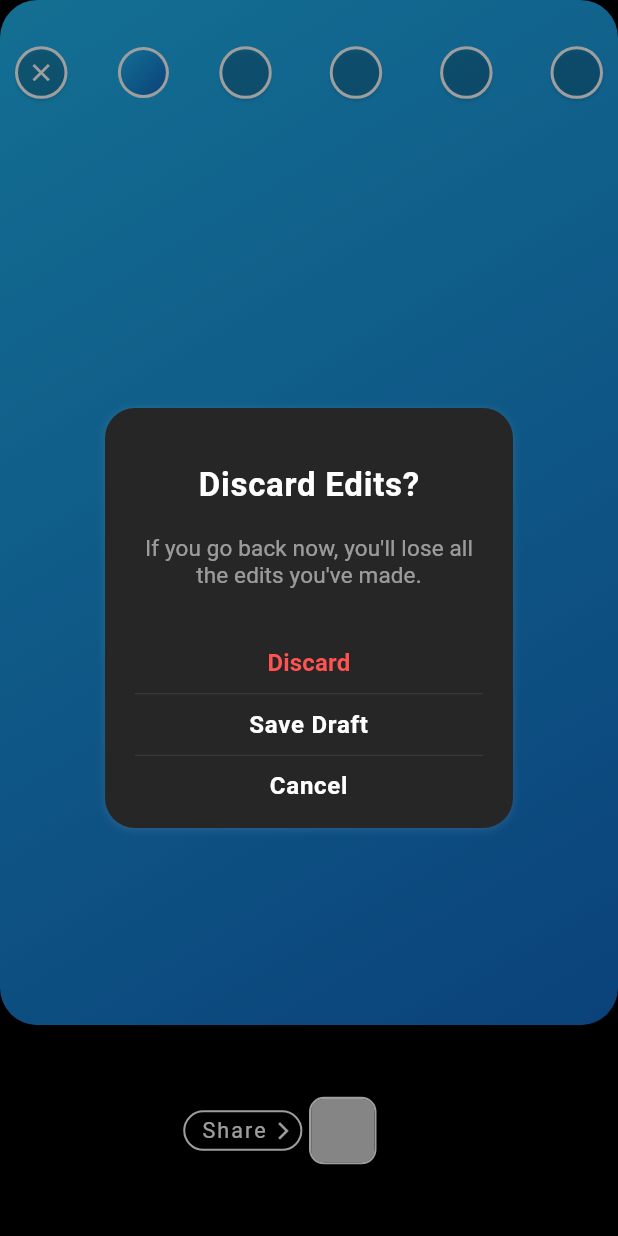
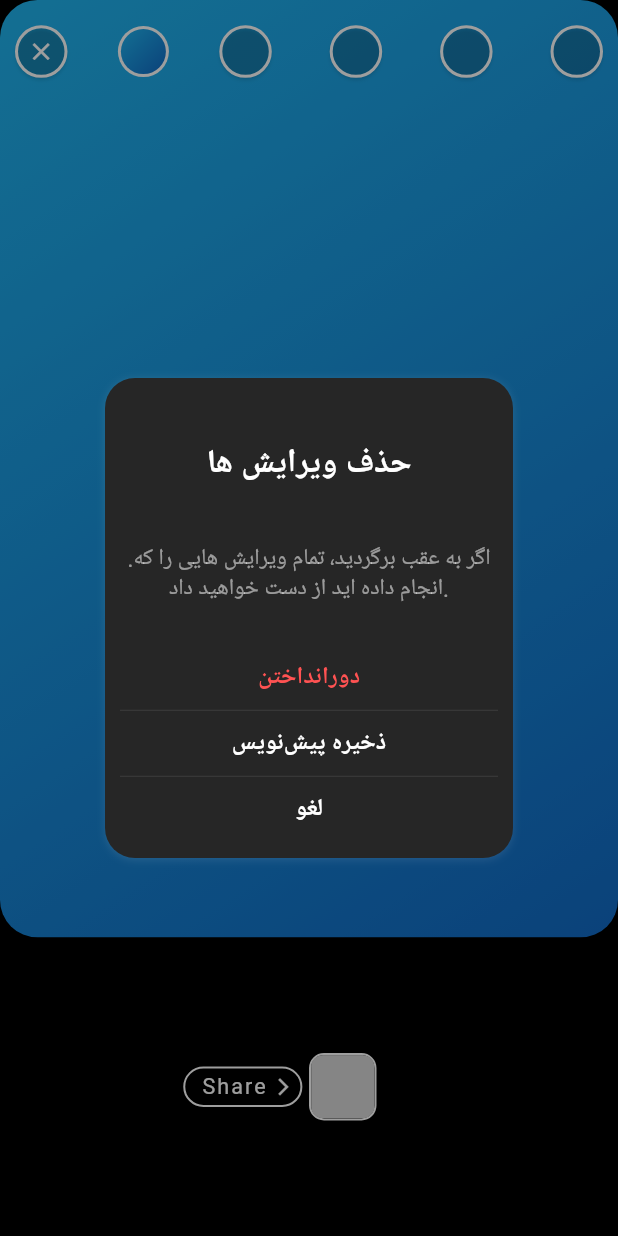
Before and after one commit to camilo1498/stories_editor, a Flutter app: the StoriesEditor widget shown alone on an empty page, opened directly, after a tap on the "close" icon, on a phone screen of 412 x 824 dp. Run offline on Flutter 3.47's test engine with Material 2 defaults, Android fonts, the phone set to English and light mode, and no system bars; drawn by our look-alikes of photo_view; our stand-ins replace animated_text_kit, flutter_screenutil, fluttertoast, image_gallery_saver, share_plus; missing offline and left inert: align_positioned, gallery_media_picker, modal_gif_picker, perfect_freehand; statements that could not run were skipped; project files that could hold a hidden picture were left out.

Commit message:
enhance ui

```diff
--- a/example/lib/main.dart
+++ b/example/lib/main.dart
@@ -1,4 +1,5 @@
 import 'package:flutter/material.dart';
+import 'package:flutter_screenutil/flutter_screenutil.dart';
 import 'package:share_plus/share_plus.dart';
 import 'package:stories_editor/stories_editor.dart';
 
@@ -11,12 +12,17 @@ class MyApp extends StatelessWidget {
 
   @override
   Widget build(BuildContext context) {
+    return ScreenUtilInit(
+      designSize: const Size(926, 428),
+      builder: (BuildContext context, Widget? child) {
         return MaterialApp(
           title: 'Flutter stories editor Demo',
           theme: ThemeData(
             primarySwatch: Colors.blue,
           ),
           home: const Example(),
+        );
+      },
     );
   }
 }
@@ -41,6 +47,7 @@ class _ExampleState extends State<Example> {
                   context,
                   MaterialPageRoute(
                       builder: (context) => StoriesEditor(
+                            isRtl: true,
                             giphyKey: 'C4dMA7Q19nqEGdpfj82T8ssbOeZIylD4',
                             //fontFamilyList: const ['Shizuru', 'Aladin'],
                             galleryThumbnailQuality: 300,
--- a/example/pubspec.yaml
+++ b/example/pubspec.yaml
@@ -17,6 +17,7 @@ dependencies:
   cupertino_icons: ^1.0.2
   share_plus: ^4.0.10+1
   permission_handler: ^10.0.0
+  flutter_screenutil: ^5.6.0
 
   stories_editor:
     path: ../
--- a/lib/src/presentation/bar_tools/top_tools.dart
+++ b/lib/src/presentation/bar_tools/top_tools.dart
@@ -13,7 +13,8 @@ import 'package:stories_editor/src/presentation/widgets/tool_button.dart';
 class TopTools extends StatefulWidget {
   final GlobalKey contentKey;
   final BuildContext context;
-  const TopTools({Key? key, required this.contentKey, required this.context})
+  final bool isRtl;
+  const TopTools({Key? key, required this.contentKey, required this.context, required this.isRtl})
       : super(key: key);
 
   @override
@@ -44,7 +45,9 @@ class _TopToolsState extends State<TopTools> {
                     onTap: () async {
                       var res = await exitDialog(
                           context: widget.context,
-                          contentKey: widget.contentKey);
+                          contentKey: widget.contentKey,
+                          isRtl: widget.isRtl,
+                      );
                       if (res) {
                         Navigator.pop(context);
                       }
--- a/lib/src/presentation/main_view/main_view.dart
+++ b/lib/src/presentation/main_view/main_view.dart
@@ -58,12 +58,16 @@ class MainView extends StatefulWidget {
   /// gallery thumbnail quality
   final int? galleryThumbnailQuality;
 
+  /// rtl languages
+  final bool isRtl;
+
   /// editor custom color palette list
   List<Color>? colorList;
   MainView(
       {Key? key,
       required this.giphyKey,
       required this.onDone,
+      required this.isRtl,
       this.middleBottomWidget,
       this.colorList,
       this.isCustomFontList,
@@ -319,6 +323,7 @@ class _MainViewState extends State<MainView> {
                                 child: TopTools(
                                   contentKey: contentKey,
                                   context: context,
+                                  isRtl: widget.isRtl,
                                 )),
                           ),
 
@@ -443,7 +448,7 @@ class _MainViewState extends State<MainView> {
     /// show close dialog
     else if (!controlNotifier.isTextEditing && !controlNotifier.isPainting) {
       return widget.onBackPress ??
-          exitDialog(context: context, contentKey: contentKey);
+          exitDialog(context: context, contentKey: contentKey, isRtl: widget.isRtl);
     }
     return false;
   }
--- a/lib/src/presentation/utils/modal_sheets.dart
+++ b/lib/src/presentation/utils/modal_sheets.dart
@@ -1,4 +1,5 @@
 import 'package:flutter/material.dart';
+import 'package:flutter_screenutil/flutter_screenutil.dart';
 import 'package:fluttertoast/fluttertoast.dart';
 import 'package:modal_gif_picker/modal_gif_picker.dart';
 import 'package:provider/provider.dart';
@@ -38,7 +39,7 @@ Future createGiphyItem(
 }
 
 /// custom exit dialog
-Future<bool> exitDialog({required context, required contentKey}) async {
+Future<bool> exitDialog({required context, required contentKey, required bool isRtl}) async {
   return (await showDialog(
         context: context,
         barrierColor: Colors.black38,
@@ -51,10 +52,9 @@ Future<bool> exitDialog({required context, required contentKey}) async {
           child: Padding(
             padding: const EdgeInsets.symmetric(horizontal: 30),
             child: Container(
-              padding: const EdgeInsets.only(
-                  top: 25, bottom: 5, right: 20, left: 20),
+              padding: const EdgeInsets.only(top: 25, bottom: 5, right: 10, left: 10),
               alignment: Alignment.center,
-              height: 280,
+              height: 320,
               decoration: BoxDecoration(
                   shape: BoxShape.rectangle,
                   color: HexColor.fromHex('#262626'),
@@ -68,30 +68,29 @@ Future<bool> exitDialog({required context, required contentKey}) async {
               child: Column(
                 mainAxisSize: MainAxisSize.min,
                 children: <Widget>[
-                  const Text(
-                    'Discard Edits?',
-                    style: TextStyle(
+                  Text(
+                    isRtl ? 'حذف ویرایش ها' :'Discard Edits?',
+                    style: const TextStyle(
                         fontSize: 22,
                         fontWeight: FontWeight.w600,
                         color: Colors.white,
                         letterSpacing: 0.5),
                   ),
-                  const SizedBox(
-                    height: 20,
-                  ),
-                  const Text(
+
+                  20.verticalSpace,
+
+                  Text(
+                    isRtl ? ".اگر به عقب برگردید، تمام ویرایش هایی را که انجام داده اید از دست خواهید داد." :
                     "If you go back now, you'll lose all the edits you've made.",
-                    style: TextStyle(
+                    style: const TextStyle(
                         fontSize: 15,
                         fontWeight: FontWeight.w400,
                         color: Colors.white54,
                         letterSpacing: 0.1),
                     textAlign: TextAlign.center,
                   ),
-                  const SizedBox(
-                    height: 40,
-                  ),
 
+                  20.verticalSpace,
                   /// discard
                   AnimatedOnTapButton(
                     onTap: () async {
@@ -99,7 +98,7 @@ Future<bool> exitDialog({required context, required contentKey}) async {
                       Navigator.of(context).pop(true);
                     },
                     child: Text(
-                      'Discard',
+                      isRtl ? "دورانداختن" : 'Discard',
                       style: TextStyle(
                           fontSize: 16,
                           color: Colors.redAccent.shade200,
@@ -108,6 +107,7 @@ Future<bool> exitDialog({required context, required contentKey}) async {
                       textAlign: TextAlign.center,
                     ),
                   ),
+
                   const SizedBox(
                     height: 22,
                     child: Divider(
@@ -132,17 +132,17 @@ Future<bool> exitDialog({required context, required contentKey}) async {
                             saveToGallery: true);
                         if (response) {
                           _dispose(
-                              context: context, message: 'Successfully saved');
+                              context: context, message: isRtl ? "باموفقیت ذخیره شد" : 'Successfully saved');
                         } else {
-                          _dispose(context: context, message: 'Error');
+                          _dispose(context: context, message: isRtl ? "خطا" : 'Error');
                         }
                       } else {
-                        _dispose(context: context, message: 'Draft Empty');
+                        _dispose(context: context, message: isRtl ? "تغییراتی انجام نداده‌اید" : 'Draft Empty');
                       }
                     },
-                    child: const Text(
-                      'Save Draft',
-                      style: TextStyle(
+                    child:  Text(
+                      isRtl ? "ذخیره پیش‌نویس" : 'Save Draft',
+                      style: const TextStyle(
                           fontSize: 16,
                           color: Colors.white,
                           fontWeight: FontWeight.bold,
@@ -162,9 +162,9 @@ Future<bool> exitDialog({required context, required contentKey}) async {
                     onTap: () {
                       Navigator.of(context).pop(false);
                     },
-                    child: const Text(
-                      'Cancel',
-                      style: TextStyle(
+                    child: Text(
+                      isRtl ? "لغو" : 'Cancel',
+                      style: const TextStyle(
                           fontSize: 16,
                           color: Colors.white,
                           fontWeight: FontWeight.bold,
--- a/lib/stories_editor.dart
+++ b/lib/stories_editor.dart
@@ -49,10 +49,14 @@ class StoriesEditor extends StatefulWidget {
   /// gallery thumbnail quality
   final int? galleryThumbnailQuality;
 
+  /// rtl languages
+  final bool isRtl;
+
   const StoriesEditor(
       {Key? key,
       required this.giphyKey,
       required this.onDone,
+      required this.isRtl,
       this.middleBottomWidget,
       this.colorList,
       this.gradientColors,
@@ -107,6 +111,7 @@ class _StoriesEditorState extends State<StoriesEditor> {
         child: MainView(
           giphyKey: widget.giphyKey,
           onDone: widget.onDone,
+          isRtl: widget.isRtl,
           fontFamilyList: widget.fontFamilyList,
           isCustomFontList: widget.isCustomFontList,
           middleBottomWidget: widget.middleBottomWidget,
```
Also changed, not shown: example/pubspec.lock, 5 other files. Lines whose indentation alone changed are shown as unchanged.
